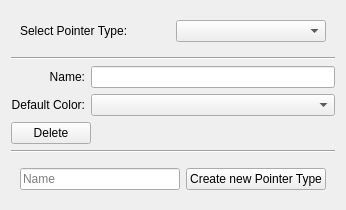
KDE/rocs, file src/Interface/PointerTypePage.ui: the form before one commit.
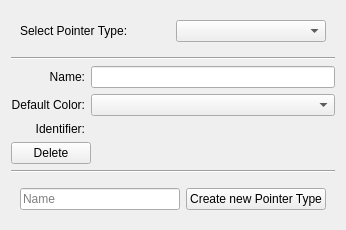
The form after the commit. Custom widgets are drawn as their Qt base class.

Commit message: Show type identifiers in property dialogs.

What changed in the file:
```diff
--- a/src/Interface/PointerTypePage.ui
+++ b/src/Interface/PointerTypePage.ui
@@ -71,6 +71,26 @@
      <item row="1" column="1">
       <widget class="KColorCombo" name="typeDefaultColor"/>
      </item>
+     <item row="2" column="0">
+      <widget class="QLabel" name="label_2">
+       <property name="text">
+        <string>Identifier:</string>
+       </property>
+       <property name="alignment">
+        <set>Qt::AlignRight|Qt::AlignTrailing|Qt::AlignVCenter</set>
+       </property>
+      </widget>
+     </item>
+     <item row="2" column="1">
+      <widget class="QLabel" name="typeIdentifier">
+       <property name="toolTip">
+        <string>This is the unique identifier for the pointer type.</string>
+       </property>
+       <property name="text">
+        <string/>
+       </property>
+      </widget>
+     </item>
     </layout>
    </item>
    <item>
```
The commit also changes 3 other files.
